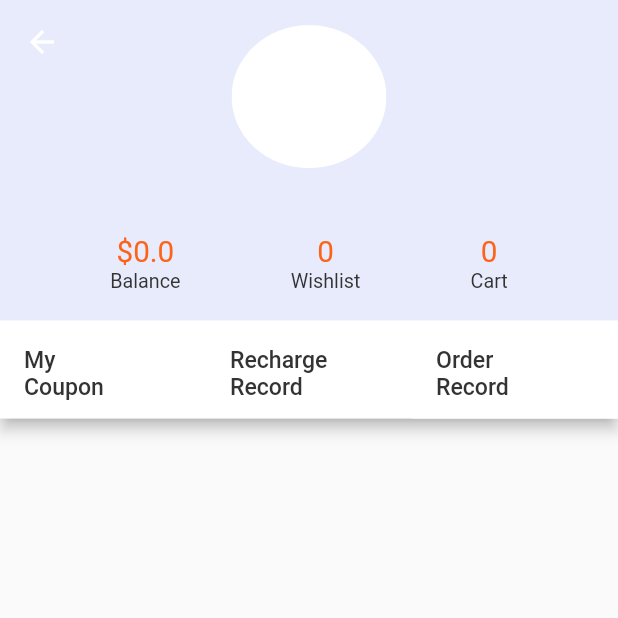
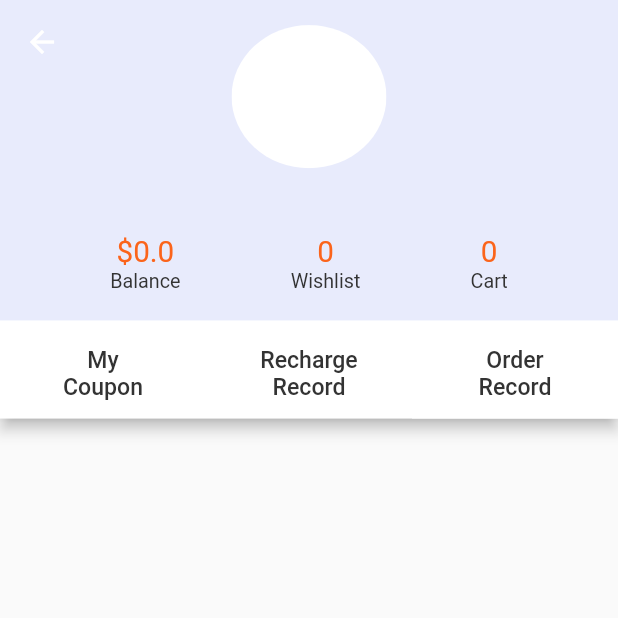
Before and after one commit to zhougangwei/flutter_base, a Flutter app: the MinePage screen opened directly, tab 3 chosen, on a phone screen of 412 x 824 dp, the top half of it. Run offline on Flutter 3.47's test engine with Material 2 defaults, Android fonts, the light colour scheme and no system bars; our stand-ins replace cached_network_image, carousel_slider, flutter_cache_manager, flutter_html, flutter_screenutil, fluttertoast and 2 more; accounts and stored records are empty; network calls fail.

Commit message:
搞定丑图

```diff
--- a/lib/mine/mine.dart
+++ b/lib/mine/mine.dart
@@ -158,7 +158,7 @@ class _MinePageState extends State<MinePage>
                       width: double.infinity,
                       child: Column(
                         mainAxisAlignment: MainAxisAlignment.start,
-                        crossAxisAlignment: CrossAxisAlignment.start,
+                        crossAxisAlignment: CrossAxisAlignment.center,
                         children: [
                           Text(localizations.my,
                               style: TextStyle(
@@ -174,7 +174,7 @@ class _MinePageState extends State<MinePage>
                       width: double.infinity,
                       child: Column(
                         mainAxisAlignment: MainAxisAlignment.start,
-                        crossAxisAlignment: CrossAxisAlignment.start,
+                        crossAxisAlignment: CrossAxisAlignment.center,
                         children: [
                           Text(localizations.recharge,
                               style: TextStyle(
@@ -190,7 +190,7 @@ class _MinePageState extends State<MinePage>
                       width: double.infinity,
                       child: Column(
                         mainAxisAlignment: MainAxisAlignment.start,
-                        crossAxisAlignment: CrossAxisAlignment.start,
+                        crossAxisAlignment: CrossAxisAlignment.center,
                         children: [
                           Text(localizations.order,
                               style: TextStyle(
```
